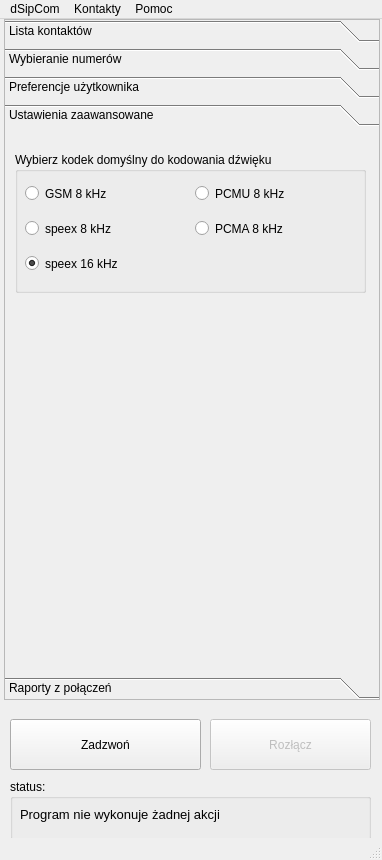
Above: src/dsipcom.ui from dmilith/dsipcom before the change. Below: the same form after it.
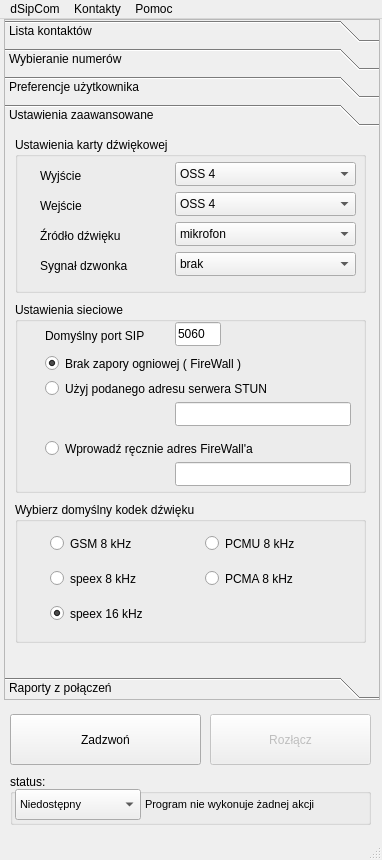
That is the form after the change. Icons and pictures are not drawn.

Commit message: dodano zmiany w interfejsie. rozszerzono konfigurację. dodatkowo zaktualizowano nagłówki kodów źródłowych, wprowadzono drobne poprawki do kodu (program nie wymaga już w polach adresu SIP znaków "sip:")

```diff
--- a/src/dsipcom.ui
+++ b/src/dsipcom.ui
@@ -51,7 +51,7 @@
     <property name="geometry" >
      <rect>
       <x>10</x>
-      <y>700</y>
+      <y>695</y>
       <width>191</width>
       <height>51</height>
      </rect>
@@ -83,7 +83,7 @@
     <property name="geometry" >
      <rect>
       <x>210</x>
-      <y>700</y>
+      <y>695</y>
       <width>161</width>
       <height>51</height>
      </rect>
@@ -754,18 +754,18 @@
       <property name="geometry" >
        <rect>
         <x>10</x>
-        <y>20</y>
+        <y>370</y>
         <width>351</width>
         <height>141</height>
        </rect>
       </property>
       <property name="title" >
-       <string>Wybierz kodek domyślny do kodowania dźwięku</string>
+       <string>Wybierz domyślny kodek dźwięku</string>
       </property>
       <widget class="QRadioButton" name="gsm_8_codec" >
        <property name="geometry" >
         <rect>
-         <x>10</x>
+         <x>35</x>
          <y>30</y>
          <width>121</width>
          <height>23</height>
@@ -778,7 +778,7 @@
       <widget class="QRadioButton" name="pcmu_8_codec" >
        <property name="geometry" >
         <rect>
-         <x>180</x>
+         <x>190</x>
          <y>30</y>
          <width>121</width>
          <height>23</height>
@@ -791,7 +791,7 @@
       <widget class="QRadioButton" name="pcma_8_codec" >
        <property name="geometry" >
         <rect>
-         <x>180</x>
+         <x>190</x>
          <y>65</y>
          <width>121</width>
          <height>23</height>
@@ -804,7 +804,7 @@
       <widget class="QRadioButton" name="speex_8_codec" >
        <property name="geometry" >
         <rect>
-         <x>10</x>
+         <x>35</x>
          <y>65</y>
          <width>121</width>
          <height>23</height>
@@ -817,7 +817,7 @@
       <widget class="QRadioButton" name="speex_16_codec" >
        <property name="geometry" >
         <rect>
-         <x>10</x>
+         <x>35</x>
          <y>100</y>
          <width>121</width>
          <height>23</height>
@@ -831,6 +831,275 @@
        </property>
       </widget>
      </widget>
+     <widget class="QGroupBox" name="groupBox_3" >
+      <property name="geometry" >
+       <rect>
+        <x>10</x>
+        <y>5</y>
+        <width>351</width>
+        <height>156</height>
+       </rect>
+      </property>
+      <property name="title" >
+       <string>Ustawienia karty dźwiękowej</string>
+      </property>
+      <widget class="QComboBox" name="in_soundcard" >
+       <property name="geometry" >
+        <rect>
+         <x>160</x>
+         <y>55</y>
+         <width>181</width>
+         <height>24</height>
+        </rect>
+       </property>
+       <item>
+        <property name="text" >
+         <string>OSS 4</string>
+        </property>
+        <property name="icon" >
+         <iconset resource="dsipcom.qrc" >
+          <normaloff>:/images/images/sound.png</normaloff>:/images/images/sound.png</iconset>
+        </property>
+       </item>
+       <item>
+        <property name="text" >
+         <string>ALSA 10.x</string>
+        </property>
+        <property name="icon" >
+         <iconset resource="dsipcom.qrc" >
+          <normaloff>:/images/images/sound.png</normaloff>:/images/images/sound.png</iconset>
+        </property>
+       </item>
+      </widget>
+      <widget class="QComboBox" name="recording_source" >
+       <property name="geometry" >
+        <rect>
+         <x>160</x>
+         <y>85</y>
+         <width>181</width>
+         <height>24</height>
+        </rect>
+       </property>
+       <item>
+        <property name="text" >
+         <string>mikrofon</string>
+        </property>
+        <property name="icon" >
+         <iconset resource="dsipcom.qrc" >
+          <normaloff>:/images/images/connect.png</normaloff>:/images/images/connect.png</iconset>
+        </property>
+       </item>
+       <item>
+        <property name="text" >
+         <string>wejście liniowe</string>
+        </property>
+        <property name="icon" >
+         <iconset resource="dsipcom.qrc" >
+          <normaloff>:/images/images/connect.png</normaloff>:/images/images/connect.png</iconset>
+        </property>
+       </item>
+      </widget>
+      <widget class="QComboBox" name="ring_sound" >
+       <property name="geometry" >
+        <rect>
+         <x>160</x>
+         <y>115</y>
+         <width>181</width>
+         <height>24</height>
+        </rect>
+       </property>
+       <item>
+        <property name="text" >
+         <string>brak</string>
+        </property>
+        <property name="icon" >
+         <iconset resource="dsipcom.qrc" >
+          <normaloff>:/images/images/exclamation.png</normaloff>:/images/images/exclamation.png</iconset>
+        </property>
+       </item>
+      </widget>
+      <widget class="QLabel" name="label_8" >
+       <property name="geometry" >
+        <rect>
+         <x>25</x>
+         <y>30</y>
+         <width>62</width>
+         <height>18</height>
+        </rect>
+       </property>
+       <property name="text" >
+        <string>Wyjście</string>
+       </property>
+      </widget>
+      <widget class="QLabel" name="label_9" >
+       <property name="geometry" >
+        <rect>
+         <x>25</x>
+         <y>60</y>
+         <width>62</width>
+         <height>18</height>
+        </rect>
+       </property>
+       <property name="text" >
+        <string>Wejście</string>
+       </property>
+      </widget>
+      <widget class="QLabel" name="label_10" >
+       <property name="geometry" >
+        <rect>
+         <x>25</x>
+         <y>90</y>
+         <width>101</width>
+         <height>18</height>
+        </rect>
+       </property>
+       <property name="text" >
+        <string>Źródło dźwięku</string>
+       </property>
+      </widget>
+      <widget class="QLabel" name="label_11" >
+       <property name="geometry" >
+        <rect>
+         <x>25</x>
+         <y>120</y>
+         <width>111</width>
+         <height>18</height>
+        </rect>
+       </property>
+       <property name="text" >
+        <string>Sygnał dzwonka</string>
+       </property>
+      </widget>
+      <widget class="QComboBox" name="out_soundcard" >
+       <property name="geometry" >
+        <rect>
+         <x>160</x>
+         <y>25</y>
+         <width>181</width>
+         <height>24</height>
+        </rect>
+       </property>
+       <item>
+        <property name="text" >
+         <string>OSS 4</string>
+        </property>
+        <property name="icon" >
+         <iconset resource="dsipcom.qrc" >
+          <normaloff>:/images/images/sound.png</normaloff>:/images/images/sound.png</iconset>
+        </property>
+       </item>
+       <item>
+        <property name="text" >
+         <string>ALSA 10.x</string>
+        </property>
+        <property name="icon" >
+         <iconset resource="dsipcom.qrc" >
+          <normaloff>:/images/images/sound.png</normaloff>:/images/images/sound.png</iconset>
+        </property>
+       </item>
+      </widget>
+     </widget>
+     <widget class="QGroupBox" name="groupBox_4" >
+      <property name="geometry" >
+       <rect>
+        <x>10</x>
+        <y>170</y>
+        <width>351</width>
+        <height>191</height>
+       </rect>
+      </property>
+      <property name="title" >
+       <string>Ustawienia sieciowe</string>
+      </property>
+      <widget class="QRadioButton" name="no_firewall" >
+       <property name="geometry" >
+        <rect>
+         <x>30</x>
+         <y>50</y>
+         <width>231</width>
+         <height>23</height>
+        </rect>
+       </property>
+       <property name="text" >
+        <string>Brak zapory ogniowej ( FireWall )</string>
+       </property>
+       <property name="checked" >
+        <bool>true</bool>
+       </property>
+      </widget>
+      <widget class="QLineEdit" name="default_port" >
+       <property name="geometry" >
+        <rect>
+         <x>160</x>
+         <y>20</y>
+         <width>46</width>
+         <height>24</height>
+        </rect>
+       </property>
+       <property name="text" >
+        <string>5060</string>
+       </property>
+      </widget>
+      <widget class="QLabel" name="label_12" >
+       <property name="geometry" >
+        <rect>
+         <x>30</x>
+         <y>25</y>
+         <width>121</width>
+         <height>18</height>
+        </rect>
+       </property>
+       <property name="text" >
+        <string>Domyślny port SIP</string>
+       </property>
+      </widget>
+      <widget class="QRadioButton" name="use_stun_server" >
+       <property name="geometry" >
+        <rect>
+         <x>30</x>
+         <y>75</y>
+         <width>261</width>
+         <height>23</height>
+        </rect>
+       </property>
+       <property name="text" >
+        <string>Użyj podanego adresu serwera STUN</string>
+       </property>
+      </widget>
+      <widget class="QRadioButton" name="manual_firewall_address" >
+       <property name="geometry" >
+        <rect>
+         <x>30</x>
+         <y>135</y>
+         <width>246</width>
+         <height>23</height>
+        </rect>
+       </property>
+       <property name="text" >
+        <string>Wprowadź ręcznie adres FireWall'a</string>
+       </property>
+      </widget>
+      <widget class="QLineEdit" name="stun_address" >
+       <property name="geometry" >
+        <rect>
+         <x>160</x>
+         <y>100</y>
+         <width>176</width>
+         <height>24</height>
+        </rect>
+       </property>
+      </widget>
+      <widget class="QLineEdit" name="firewall_address" >
+       <property name="geometry" >
+        <rect>
+         <x>160</x>
+         <y>160</y>
+         <width>176</width>
+         <height>24</height>
+        </rect>
+       </property>
+      </widget>
+     </widget>
     </widget>
     <widget class="QWidget" name="page_raports" >
      <property name="geometry" >
@@ -916,9 +1185,9 @@
     <property name="geometry" >
      <rect>
       <x>10</x>
-      <y>760</y>
+      <y>755</y>
       <width>361</width>
-      <height>61</height>
+      <height>51</height>
      </rect>
     </property>
     <property name="title" >
@@ -930,15 +1199,15 @@
      </property>
      <property name="geometry" >
       <rect>
-       <x>10</x>
+       <x>135</x>
        <y>20</y>
-       <width>341</width>
-       <height>31</height>
+       <width>221</width>
+       <height>21</height>
       </rect>
      </property>
      <property name="font" >
       <font>
-       <pointsize>10</pointsize>
+       <pointsize>8</pointsize>
        <weight>50</weight>
        <bold>false</bold>
       </font>
@@ -950,6 +1219,60 @@
       <string>Program nie wykonuje żadnej akcji</string>
      </property>
     </widget>
+    <widget class="QComboBox" name="comboBox" >
+     <property name="geometry" >
+      <rect>
+       <x>5</x>
+       <y>15</y>
+       <width>126</width>
+       <height>31</height>
+      </rect>
+     </property>
+     <property name="font" >
+      <font>
+       <pointsize>8</pointsize>
+      </font>
+     </property>
+     <property name="currentIndex" >
+      <number>3</number>
+     </property>
+     <item>
+      <property name="text" >
+       <string>Dostępny</string>
+      </property>
+      <property name="icon" >
+       <iconset resource="dsipcom.qrc" >
+        <normaloff>:/images/images/user_orange.png</normaloff>:/images/images/user_orange.png</iconset>
+      </property>
+     </item>
+     <item>
+      <property name="text" >
+       <string>Zajęty</string>
+      </property>
+      <property name="icon" >
+       <iconset resource="dsipcom.qrc" >
+        <normaloff>:/images/images/user_edit.png</normaloff>:/images/images/user_edit.png</iconset>
+      </property>
+     </item>
+     <item>
+      <property name="text" >
+       <string>Nie przeszkadzać</string>
+      </property>
+      <property name="icon" >
+       <iconset resource="dsipcom.qrc" >
+        <normaloff>:/images/images/user_delete.png</normaloff>:/images/images/user_delete.png</iconset>
+      </property>
+     </item>
+     <item>
+      <property name="text" >
+       <string>Niedostępny</string>
+      </property>
+      <property name="icon" >
+       <iconset resource="dsipcom.qrc" >
+        <normaloff>:/images/images/user_female.png</normaloff>:/images/images/user_female.png</iconset>
+      </property>
+     </item>
+    </widget>
    </widget>
   </widget>
   <widget class="QMenuBar" name="menubar" >
```
Left out of the diff: 44 changed lines with no effect on the pictures. The commit also changes 8 other files.
